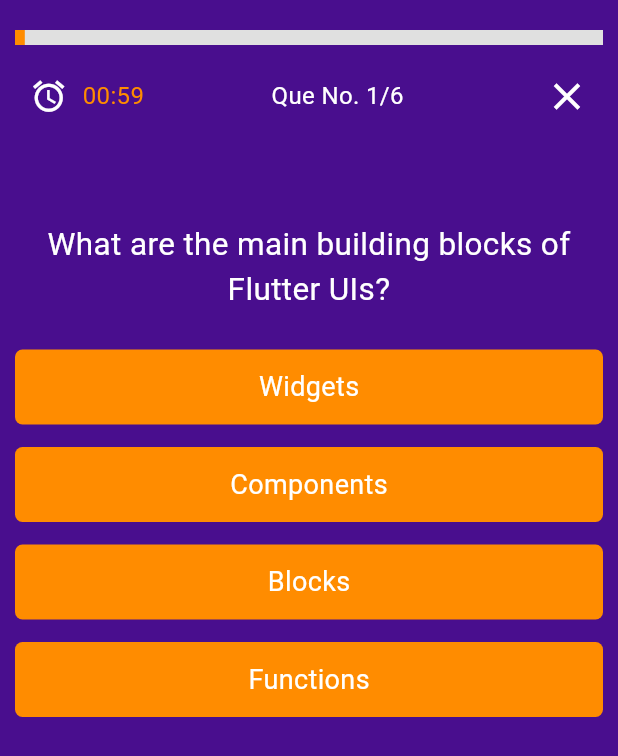
After one commit to AbrarSumra/gov_quiz_app, a Flutter app: the QuizScreen screen opened directly, on a phone screen of 412 x 824 dp. The commit adds this screen. Shown: the top 756 px of the screen. Run offline on Flutter 3.47's test engine with Material 3 defaults, Android fonts, the phone set to English and light mode, and no system bars; our stand-ins replace google_fonts.

Commit message:
Quiz Screen and Answer Screen Added

```diff
--- a/lib/app/constants/app_colors/app_colors.dart
+++ b/lib/app/constants/app_colors/app_colors.dart
@@ -2,7 +2,7 @@
 
 class AppColor {
   static const Color kAppBackgroundColor = Color(0xFF490e8e);
-  static const Color kAppOrangeColor = Color(0xFFf79c1d);
+  static const Color kAppOrangeColor = Color(0xFFff8c00);
 
   static const Color kGreyColor = Color(0xFF202124);
   static const Color kWhiteColor = Color(0xFFFFFFFF);
--- a/lib/app/constants/widgets/custom_presseable_button.dart
+++ b/lib/app/constants/widgets/custom_presseable_button.dart
@@ -7,7 +7,7 @@
     super.key,
     required this.title,
     this.onTap,
-    this.btnColor = AppColor.kGreyColor,
+    this.btnColor = AppColor.kAppOrangeColor,
     this.fontColor = AppColor.kWhiteColor,
     this.isLoading = false,
   });
@@ -27,7 +27,9 @@
 
   @override
   Widget build(BuildContext context) {
-    return GestureDetector(
+    return Padding(
+      padding: const EdgeInsets.only(bottom: 5),
+      child: GestureDetector(
         onTap: widget.onTap,
         onTapDown: (_) {
           setState(() {
@@ -52,7 +54,7 @@
             width: 160,
             decoration: BoxDecoration(
               color: widget.btnColor,
-            borderRadius: BorderRadius.circular(12),
+              borderRadius: BorderRadius.circular(5),
             ),
             alignment: Alignment.center,
             child: Text(
@@ -64,6 +66,7 @@
             ),
           ),
         ),
+      ),
     );
   }
 }
--- a/lib/app/data/questions.dart
+++ b/lib/app/data/questions.dart
@@ -28,8 +28,10 @@
     'Lakhabaval',
     'Masitiya',
   ]),
-  QuizQuestion('What is My Father Name?',
-      ['Mustafabhai', 'Gafarbhai', 'Aadambhai', 'Firozbhai']),
+  QuizQuestion(
+    'What is My Father Name?',
+    ['Mustafabhai', 'Gafarbhai', 'Aadambhai', 'Firozbhai'],
+  ),
   QuizQuestion('What is My Favorite Food', [
     'Gulabjambu',
     'Ghughra',
--- a/lib/app/screens/home_screen.dart
+++ b/lib/app/screens/home_screen.dart
@@ -1,6 +1,5 @@
 import 'package:flutter/material.dart';
 import 'package:gov_quiz_app/app/constants/app_colors/app_colors.dart';
-import 'package:gov_quiz_app/app/constants/widgets/custom_presseable_button.dart';
 import 'package:gov_quiz_app/app/screens/app_bar.dart';
 import 'package:gov_quiz_app/app/screens/drawer_screen.dart';
 
--- a/lib/app/screens/profile_screen.dart
+++ b/lib/app/screens/profile_screen.dart
@@ -11,16 +11,16 @@
   Widget build(BuildContext context) {
     return Scaffold(
       backgroundColor: AppColor.kAppBackgroundColor,
-      appBar: const AppBarScreen(),
+      appBar: const AppBarScreen(appBarTitle: 'Profile'),
       drawer: const DrawerScreen(selectedIndex: 1),
       body: SafeArea(
         child: Padding(
           padding: const EdgeInsets.symmetric(horizontal: 10),
           child: ListView(
-            children: [
+            children: const [
               Center(
                 child: Text('Profile Page'),
-              )
+              ),
             ],
           ),
         ),
--- /dev/null
+++ b/lib/app/screens/quiz_screen/quiz_screen.dart
@@ -0,0 +1,172 @@
+import 'dart:async';
+import 'package:flutter/material.dart';
+import 'package:gov_quiz_app/app/screens/quiz_screen/answer_screen.dart';
+import '../../constants/widgets/custom_presseable_button.dart';
+import '../../data/questions.dart';
+import '../home_screen.dart';
+import '../../constants/app_colors/app_colors.dart';
+
+class QuizScreen extends StatefulWidget {
+  const QuizScreen({super.key});
+
+  @override
+  State<QuizScreen> createState() => _QuizScreenState();
+}
+
+class _QuizScreenState extends State<QuizScreen> {
+  int _seconds = 60; // Total time in seconds
+  Timer? _timer;
+  int _currentQuestionIndex = 0; // Track the current question index
+
+  // Start the timer
+  void _startTimer() {
+    _timer?.cancel(); // Cancel any existing timer
+    _seconds = 60; // Reset the timer to the initial value
+    _timer = Timer.periodic(const Duration(seconds: 1), (timer) {
+      if (_seconds > 0) {
+        setState(() {
+          _seconds--;
+        });
+      } else {
+        _timer?.cancel(); // Stop the timer when it reaches 0
+      }
+    });
+  }
+
+  // Format seconds into MM:SS format
+  String _formatTime(int seconds) {
+    int minutes = seconds ~/ 60;
+    int remainingSeconds = seconds % 60;
+    return '${minutes.toString().padLeft(2, '0')}:${remainingSeconds.toString().padLeft(2, '0')}';
+  }
+
+  double _getProgress() {
+    return (60 - _seconds) / 60;
+  }
+
+  // Handle answer tap
+  void _onAnswerTap() {
+    setState(() {
+      if (_currentQuestionIndex < questions.length - 1) {
+        _currentQuestionIndex++;
+      } else {
+        Navigator.pushReplacement(
+            context,
+            MaterialPageRoute(
+              builder: (context) => AnswerScreen(),
+            ));
+      }
+      _startTimer(); // Restart the timer when an answer is tapped
+    });
+  }
+
+  @override
+  void initState() {
+    super.initState();
+    _startTimer();
+  }
+
+  @override
+  void dispose() {
+    _timer?.cancel(); // Cancel the timer if the widget is disposed
+    super.dispose();
+  }
+
+  @override
+  Widget build(BuildContext context) {
+    // Get the current question
+    final currentQuestion = questions[_currentQuestionIndex];
+
+    return Scaffold(
+      backgroundColor: AppColor.kAppBackgroundColor,
+      body: SafeArea(
+        child: Padding(
+          padding: const EdgeInsets.symmetric(horizontal: 10),
+          child: ListView(
+            children: [
+              const SizedBox(height: 20),
+              LinearProgressIndicator(
+                value: _getProgress(),
+                backgroundColor: Colors.grey[300],
+                valueColor: const AlwaysStoppedAnimation<Color>(
+                    AppColor.kAppOrangeColor),
+                minHeight: 10,
+              ),
+              const SizedBox(height: 10),
+              Row(
+                mainAxisAlignment: MainAxisAlignment.spaceBetween,
+                children: [
+                  Row(
+                    children: [
+                      const SizedBox(width: 10),
+                      const Icon(
+                        Icons.alarm,
+                        size: 25,
+                        color: AppColor.kWhiteColor,
+                      ),
+                      const SizedBox(width: 10),
+                      Text(
+                        _formatTime(_seconds),
+                        style: const TextStyle(
+                          fontSize: 16,
+                          color: AppColor.kAppOrangeColor,
+                        ),
+                      ),
+                    ],
+                  ),
+                  Text(
+                    'Que No. ${_currentQuestionIndex + 1}/${questions.length}',
+                    style: const TextStyle(
+                      fontSize: 16,
+                      color: AppColor.kWhiteColor,
+                    ),
+                  ),
+                  IconButton(
+                    icon: const Icon(
+                      Icons.close,
+                      size: 30,
+                      color: AppColor.kWhiteColor,
+                    ),
+                    onPressed: () {
+                      Navigator.pushReplacement(
+                          context,
+                          MaterialPageRoute(
+                            builder: (context) => const HomeScreen(),
+                          ));
+                    },
+                  ),
+                ],
+              ),
+              const SizedBox(height: 30),
+              const SizedBox(height: 30),
+              Center(
+                child: Padding(
+                  padding: const EdgeInsets.symmetric(horizontal: 20),
+                  child: Text(
+                    currentQuestion.text, // Display current question
+                    textAlign: TextAlign.center,
+                    style: const TextStyle(
+                      fontSize: 21,
+                      color: AppColor.kWhiteColor,
+                    ),
+                  ),
+                ),
+              ),
+              const SizedBox(height: 20),
+              // Display answer buttons
+              ...currentQuestion.answers.map((answer) {
+                return Padding(
+                  padding: const EdgeInsets.symmetric(vertical: 5),
+                  child: PressableButton(
+                    title: answer,
+                    onTap: _onAnswerTap,
+                  ),
+                );
+              }),
+            ],
+          ),
+        ),
+      ),
+    );
+  }
+}
--- a/pubspec.yaml
+++ b/pubspec.yaml
@@ -60,8 +60,9 @@
   uses-material-design: true
 
   # To add assets to your application, add an assets section, like this:
-  # assets:
-  #   - images/a_dot_burr.jpeg
+  assets:
+    - assets/images/
+    - assets/pngs/
   #   - images/a_dot_ham.jpeg
 
   # An image asset can refer to one or more resolution-specific "variants", see
```
Also changed, not shown: lib/app/constants/widgets/button_l.dart (+5 -5 lines), lib/app/constants/widgets/icon_button_m.dart (+21 -19 lines), lib/app/screens/bottom_bar_screen.dart (added, +69 -0 lines), lib/app/screens/drawer_screen.dart (+10 -1 lines), lib/app/screens/setting_screen.dart (added, +22 -0 lines), lib/main.dart (+63 -1 lines). Lines whose indentation alone changed are shown as unchanged.
